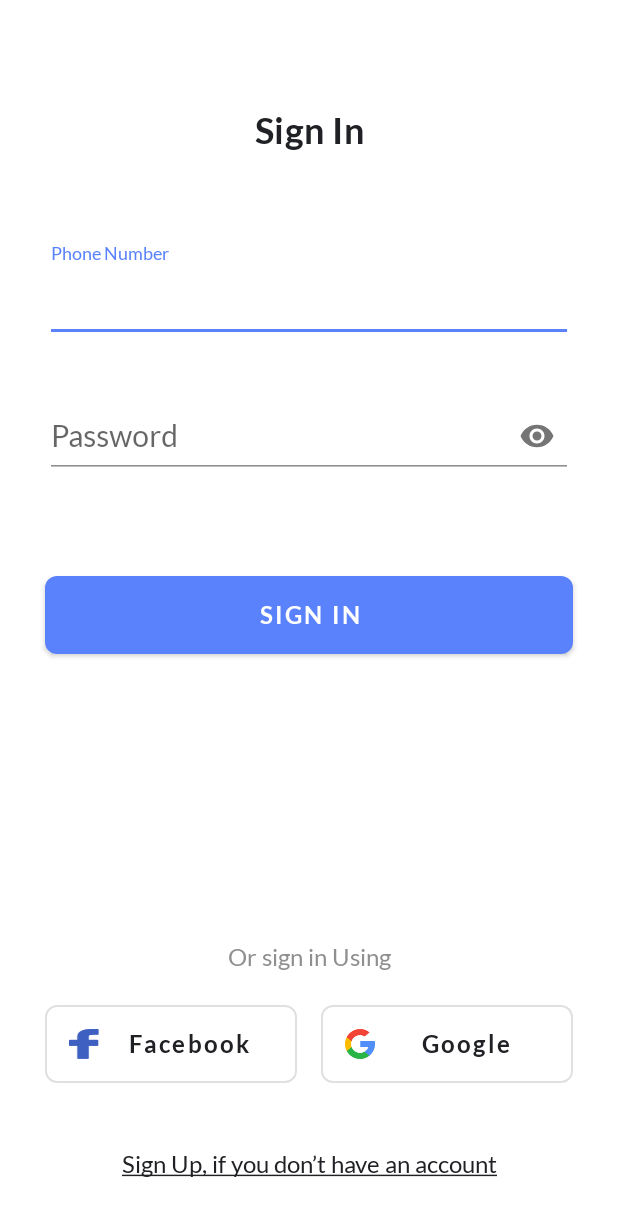
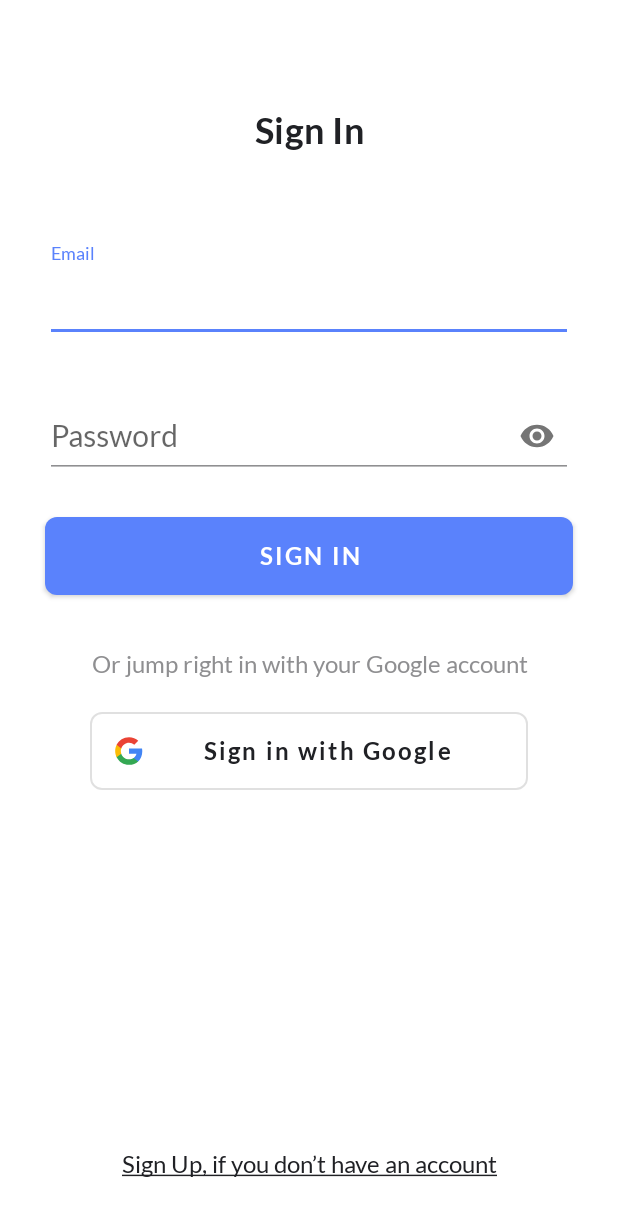
Before and after one commit to TREP-LABS/DDMAndroid, an Android app: the screen it shows after launch (MainActivity), after a tap on "Sign In, if you already have an account", on a phone screen of 412 x 824 dp. Shown: the top 1216 px of the screen. Run offline under Robolectric (Android 15) with nearby library versions, the phone set to English and light mode, and no system bars; our stand-ins replace Dagger/Hilt's generated code, Timber, data binding, navigation-ui; libraries missing offline, so code that uses them is left out: com.afollestad.materialdialogs; 9 statements that could not run were skipped.

Commit message:
Add Login repository for email-password and google authentication network calls.

```diff
--- /dev/null
+++ b/app/src/main/java/com/treplabs/ddm/ddmapp/models/request/AccountRequests.kt
@@ -0,0 +1,4 @@
+package com.treplabs.ddm.ddmapp.models.request
+
+data class SignInRequest(val email: String, val password: String)
+typealias SignUpRequest = SignInRequest
--- a/app/src/main/java/com/treplabs/ddm/ddmapp/screens/login/SignInFragment.kt
+++ b/app/src/main/java/com/treplabs/ddm/ddmapp/screens/login/SignInFragment.kt
@@ -1,17 +1,32 @@
 package com.treplabs.ddm.ddmapp.screens.login
 
+import android.content.Intent
 import android.os.Bundle
 import android.view.LayoutInflater
 import android.view.View
 import android.view.ViewGroup
 import androidx.navigation.fragment.findNavController
+import com.google.android.gms.auth.api.signin.GoogleSignIn
+import com.google.android.gms.auth.api.signin.GoogleSignInClient
+import com.google.android.gms.auth.api.signin.GoogleSignInOptions
+import com.google.android.gms.common.api.ApiException
 import com.treplabs.ddm.base.BaseFragment
 import com.treplabs.ddm.databinding.FragmentSigninBinding
 import com.treplabs.ddm.extensions.underline
+import timber.log.Timber
+import javax.inject.Inject
 
 class SignInFragment : BaseFragment() {
 
     lateinit var binding: FragmentSigninBinding
+
+    @Inject
+    lateinit var googleSignInClient: GoogleSignInClient
+
+    companion object {
+        private const val TAG = "GoogleActivity"
+        private const val RC_SIGN_IN = 1001
+    }
 
     override fun onCreateView(
         inflater: LayoutInflater,
@@ -27,12 +42,34 @@ class SignInFragment : BaseFragment() {
         super.onViewCreated(view, savedInstanceState)
         setUpToolbar()
         daggerAppComponent.inject(this)
+
         binding.signUpTextView.underline()
-
         binding.signUpTextView.setOnClickListener {
             findNavController().navigate(SignInFragmentDirections.actionLoginFragmentToSignUpFragment())
         }
+
+        binding.googleSignInButton.setOnClickListener {
+            val signInIntent = googleSignInClient.signInIntent
+            startActivityForResult(signInIntent, RC_SIGN_IN)
+        }
     }
+
+    override fun onActivityResult(requestCode: Int, resultCode: Int, data: Intent?) {
+        super.onActivityResult(requestCode, resultCode, data)
+        if (requestCode == RC_SIGN_IN) {
+            val task = GoogleSignIn.getSignedInAccountFromIntent(data)
+            try {
+                // Google Sign In was successful, authenticate with Firebase
+                val account = task.getResult(ApiException::class.java)!!
+             //   firebaseAuthWithGoogle(account)
+            } catch (e: ApiException) {
+                // Google Sign In failed, update UI appropriately
+                Timber.e(e, "Google sign in failed")
+             //   updateUI(null)
+            }
+        }
+    }
+
 
     private fun setUpToolbar() = mainActivity.run {
         setUpToolBar("", true)
--- a/app/src/main/java/com/treplabs/ddm/di/AppComponent.kt
+++ b/app/src/main/java/com/treplabs/ddm/di/AppComponent.kt
@@ -17,7 +17,7 @@ import javax.inject.Singleton
  * Created by Rasheed Sulayman.
  */
 @Singleton
-@Component(modules = [APIServiceModule::class, ViewModelModule::class])
+@Component(modules = [APIServiceModule::class, ViewModelModule::class, GoogleServicesModule::class])
 interface AppComponent {
 
     //TODO inject stuff
--- /dev/null
+++ b/app/src/main/java/com/treplabs/ddm/di/GoogleServicesModule.kt
@@ -0,0 +1,28 @@
+package com.treplabs.ddm.di
+
+import android.app.Application
+import com.google.android.gms.auth.api.signin.GoogleSignIn
+import com.google.android.gms.auth.api.signin.GoogleSignInClient
+import com.google.android.gms.auth.api.signin.GoogleSignInOptions
+import dagger.Module
+import dagger.Provides
+import javax.inject.Singleton
+
+/**
+ * Created by Rasheed Sulayman.
+ */
+
+@Module
+class GoogleServicesModule {
+
+    @Provides
+    @Singleton
+    fun provideGoogleSignInClient(app: Application): GoogleSignInClient {
+        val gso = GoogleSignInOptions.Builder(GoogleSignInOptions.DEFAULT_SIGN_IN)
+            //  .requestIdToken(getString(R.string.default_web_client_id))
+            .requestEmail()
+            .build()
+        return GoogleSignIn.getClient(app, gso)
+    }
+
+}
--- /dev/null
+++ b/app/src/main/res/drawable/fui_ic_googleg_color_24dp.xml
@@ -0,0 +1,19 @@
+<vector
+    xmlns:android="http://schemas.android.com/apk/res/android"
+    android:width="24dp"
+    android:height="24dp"
+    android:viewportHeight="512.0"
+    android:viewportWidth="512.0">
+    <path
+        android:fillColor="#4285f4"
+        android:pathData="M482.6,261.4c0,-16.7 -1.5,-32.8 -4.3,-48.3H256v91.3h127c-5.5,29.5 -22.1,54.5 -47.1,71.2v59.2h76.3c44.6,-41.1 70.4,-101.6 70.4,-173.5z" />
+    <path
+        android:fillColor="#34a853"
+        android:pathData="M256,492c63.7,0 117.1,-21.1 156.2,-57.2l-76.3,-59.2c-21.1,14.2 -48.2,22.5 -79.9,22.5 -61.5,0 -113.5,-41.5 -132.1,-97.3H45.1v61.2c38.8,77.1 118.6,130 210.9,130z" />
+    <path
+        android:fillColor="#fbbc05"
+        android:pathData="M123.9,300.8c-4.7,-14.2 -7.4,-29.3 -7.4,-44.8s2.7,-30.7 7.4,-44.8V150H45.1C29.1,181.9 20,217.9 20,256c0,38.1 9.1,74.1 25.1,106l78.8,-61.2z" />
+    <path
+        android:fillColor="#ea4335"
+        android:pathData="M256,113.9c34.7,0 65.8,11.9 90.2,35.3l67.7,-67.7C373,43.4 319.6,20 256,20c-92.3,0 -172.1,52.9 -210.9,130l78.8,61.2c18.6,-55.8 70.6,-97.3 132.1,-97.3z" />
+</vector>
--- a/app/src/main/res/layout/fragment_signin.xml
+++ b/app/src/main/res/layout/fragment_signin.xml
@@ -32,7 +32,7 @@
             android:layout_marginStart="30dp"
             android:layout_marginTop="60dp"
             android:layout_marginEnd="30dp"
-            android:hint="Phone Number"
+            android:hint="Email"
             app:layout_constraintEnd_toEndOf="parent"
             app:layout_constraintStart_toStartOf="parent"
             app:layout_constraintTop_toBottomOf="@+id/textView">
@@ -40,7 +40,7 @@
             <com.google.android.material.textfield.TextInputEditText
                 android:id="@+id/pinEditText"
                 style="@style/AppTheme.TextInputLayouts"
-                android:inputType="phone" />
+                android:inputType="textEmailAddress" />
 
         </com.google.android.material.textfield.TextInputLayout>
 
@@ -71,74 +71,58 @@
             android:layout_width="0dp"
             android:layout_height="wrap_content"
             android:layout_marginTop="20dp"
-            android:layout_marginBottom="20dp"
             android:text="Sign In"
-            app:layout_constraintBottom_toTopOf="@+id/textView3"
             app:layout_constraintEnd_toEndOf="parent"
             app:layout_constraintStart_toStartOf="parent"
-            app:layout_constraintTop_toBottomOf="@+id/passwordInputLayout"
-            app:layout_constraintVertical_bias="0.19" />
+            app:layout_constraintTop_toBottomOf="@+id/passwordInputLayout" />
 
         <com.google.android.material.button.MaterialButton
-            app:iconTint="@null"
-            app:icon="@drawable/google_logo"
-            app:iconSize="20dp"
-            android:id="@+id/google_button_button"
+            android:id="@+id/google_sign_in_button"
             style="@style/AppTheme.OutlineButtonAppearance"
             android:layout_width="0dp"
             android:layout_height="wrap_content"
-            android:layout_marginStart="8dp"
-            android:layout_marginEnd="30dp"
-            android:text="Google"
-            app:layout_constraintBaseline_toBaselineOf="@+id/facebook_button"
+            android:layout_marginStart="60dp"
+            android:layout_marginTop="16dp"
+            android:layout_marginEnd="60dp"
+            android:text="Sign in with Google"
+            app:icon="@drawable/fui_ic_googleg_color_24dp"
+            app:iconSize="20dp"
+            app:iconTint="@null"
             app:layout_constraintEnd_toEndOf="parent"
-            app:layout_constraintHorizontal_bias="0.5"
-            app:layout_constraintStart_toEndOf="@+id/facebook_button" />
-
-        <com.google.android.material.button.MaterialButton
-            app:iconTint="@null"
-            app:icon="@drawable/facebook_logo"
-            app:iconSize="20dp"
-            android:id="@+id/facebook_button"
-            style="@style/AppTheme.OutlineButtonAppearance"
-            android:layout_width="0dp"
-            android:layout_height="wrap_content"
-            android:layout_marginStart="30dp"
-            android:layout_marginEnd="8dp"
-            android:layout_marginBottom="30dp"
-            android:text="Facebook"
-            app:layout_constraintBottom_toTopOf="@+id/sign_up_text_view"
-            app:layout_constraintEnd_toStartOf="@+id/google_button_button"
-            app:layout_constraintHorizontal_bias="0.5"
-            app:layout_constraintHorizontal_chainStyle="spread"
-            app:layout_constraintStart_toStartOf="parent" />
+            app:layout_constraintStart_toStartOf="parent"
+            app:layout_constraintTop_toBottomOf="@+id/textView3" />
 
 
         <TextView
-            android:padding="8dp"
-            android:background="?android:attr/selectableItemBackground"
             android:id="@+id/sign_up_text_view"
             android:layout_width="wrap_content"
             android:layout_height="wrap_content"
             android:layout_marginStart="30dp"
             android:layout_marginEnd="30dp"
             android:layout_marginBottom="30dp"
+            android:background="?android:attr/selectableItemBackground"
             android:gravity="center"
+            android:padding="8dp"
             android:text="Sign Up, if you don’t have an account"
             android:textColor="@color/textColorPrimary"
             app:layout_constraintBottom_toBottomOf="parent"
             app:layout_constraintEnd_toEndOf="parent"
-            app:layout_constraintStart_toStartOf="parent" />
+            app:layout_constraintStart_toStartOf="parent"
+            app:layout_constraintTop_toBottomOf="@+id/google_sign_in_button"
+            app:layout_constraintVertical_bias="1.0" />
 
         <TextView
+            android:gravity="center"
             android:id="@+id/textView3"
-            android:layout_width="wrap_content"
+            android:layout_width="0dp"
             android:layout_height="wrap_content"
-            android:layout_marginBottom="16dp"
-            android:text="Or sign in Using"
-            app:layout_constraintBottom_toTopOf="@+id/facebook_button"
+            android:layout_marginStart="16dp"
+            android:layout_marginTop="30dp"
+            android:layout_marginEnd="16dp"
+            android:text="Or jump right in with your Google account"
             app:layout_constraintEnd_toEndOf="parent"
-            app:layout_constraintStart_toStartOf="parent" />
+            app:layout_constraintStart_toStartOf="parent"
+            app:layout_constraintTop_toBottomOf="@+id/get_started_button" />
 
     </androidx.constraintlayout.widget.ConstraintLayout>
 
```
Also changed, not shown: app/build.gradle.kts (+14 -0 lines), app/src/main/java/com/treplabs/ddm/MainActivity.kt (+2 -5 lines), app/src/main/java/com/treplabs/ddm/base/BaseViewModel.kt (+4 -11 lines), app/src/main/java/com/treplabs/ddm/ddmapp/repositories/FirebaseAuthRepository.kt (added, +34 -0 lines), app/src/main/java/com/treplabs/ddm/ddmapp/screens/login/SignInViewModel.kt (+32 -1 lines), app/src/main/java/com/treplabs/ddm/di/APIServiceModule.kt (+4 -4 lines), app/src/main/java/com/treplabs/ddm/extensions/FirebaseTaskExt.kt (added, +18 -0 lines), app/src/main/java/com/treplabs/ddm/extensions/LiveDataExt.kt (added, +17 -0 lines), app/src/main/java/com/treplabs/ddm/networkutils/ResultTransformers.kt (added, +41 -0 lines), app/src/main/java/com/treplabs/ddm/utils/Event.kt (added, +59 -0 lines), app/src/main/res/layout/fragment_signup.xml (+30 -9 lines), buildSrc/src/main/kotlin/Config.kt (+9 -1 lines), 1 other file.
